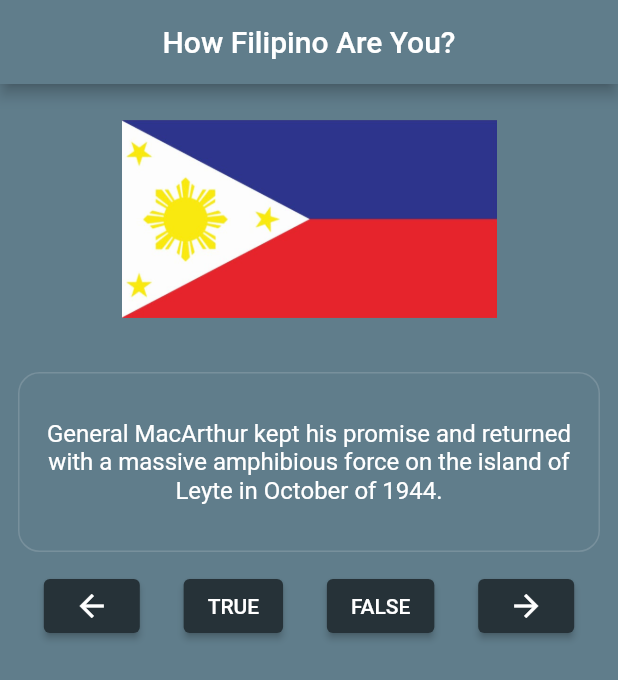
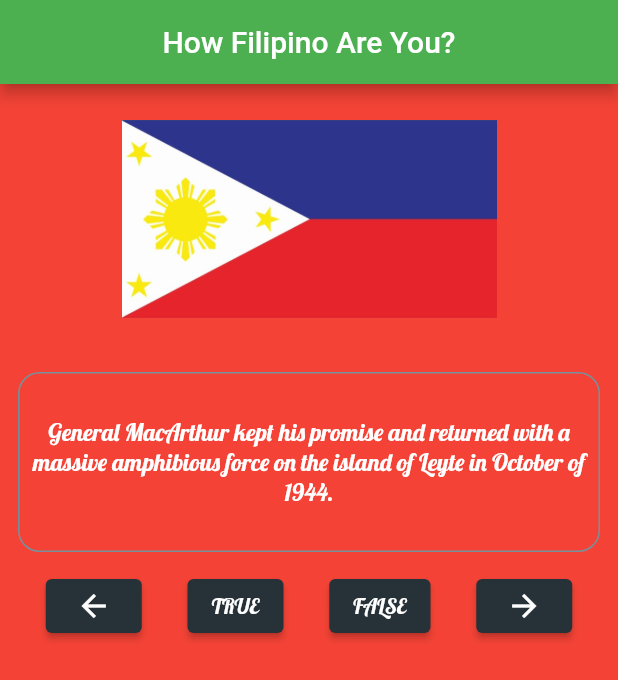
Before and after one commit to cjpesco/trulseapp, a Flutter app: the screen it shows after launch, after a tap on "TRUE", on a phone screen of 412 x 824 dp. Shown: the top 680 px of the screen. Run offline on Flutter 3.47's test engine with Material 2 defaults, Android fonts, the phone set to English and light mode, and no system bars.

Commit message:
Understand and practice Themes more

```diff
--- a/lib/main.dart
+++ b/lib/main.dart
@@ -2,15 +2,76 @@ import 'package:flutter/material.dart';
 
 import 'ui/home.dart';
 
+final ThemeData _appTheme = _buildAppTheme();
+
+ThemeData _buildAppTheme() {
+  final ThemeData base = ThemeData.dark();
+
+  return base.copyWith(
+    brightness: Brightness.dark,
+    accentColor: Colors.amber,
+    primaryColor: Colors.green,
+    scaffoldBackgroundColor: Colors.red,
+    backgroundColor: Colors.amber,
+    textTheme: _appTextTheme(base.textTheme),
+    elevatedButtonTheme: ElevatedButtonThemeData(
+      style: ElevatedButton.styleFrom(
+        primary: Colors.blueGrey,
+      ),
+    ),
+  );
+}
+
+TextTheme _appTextTheme(TextTheme base) {
+  return base
+      .copyWith(
+        headline5: base.headline5.copyWith(
+          fontWeight: FontWeight.w500,
+        ),
+        headline6: base.headline6.copyWith(
+          fontSize: 18.0,
+        ),
+        caption: base.caption.copyWith(
+          fontWeight: FontWeight.w400,
+          fontSize: 14.0,
+        ),
+        bodyText2: base.bodyText2.copyWith(
+          // fontFamily: 'Lobster',
+          fontSize: 16,
+          color: Colors.white,
+        ),
+        button: base.button.copyWith(
+          // fontFamily: 'Lobster',
+          letterSpacing: 3.0,
+        ),
+      )
+      .apply(
+        fontFamily: 'Lobster',
+      );
+}
+
 void main() => runApp(
       MaterialApp(
         home: TrulseApp(),
-        theme: ThemeData(
-          elevatedButtonTheme: ElevatedButtonThemeData(
-            style: ElevatedButton.styleFrom(
-              primary: Colors.blueGrey,
-            ),
-          ),
-        ),
+        theme: _appTheme,
+        // theme: ThemeData(
+        //   brightness: Brightness.dark,
+        //   primaryColor: Colors.grey[800],
+        //   textTheme: TextTheme(
+        //     headline5: TextStyle(
+        //       fontSize: 34,
+        //       fontWeight: FontWeight.bold,
+        //     ),
+        //     bodyText2: TextStyle(
+        //       fontSize: 16,
+        //       color: Colors.white,
+        //     ),
+        //   ),
+        //   elevatedButtonTheme: ElevatedButtonThemeData(
+        //     style: ElevatedButton.styleFrom(
+        //       primary: Colors.blueGrey,
+        //     ),
+        //   ),
+        // ),
       ),
     );
--- a/lib/ui/home.dart
+++ b/lib/ui/home.dart
@@ -5,11 +5,11 @@ class TrulseApp extends StatelessWidget {
   @override
   Widget build(BuildContext context) {
     return Scaffold(
-      backgroundColor: Colors.blueGrey,
+      //  backgroundColor: Colors.blueGrey,
       appBar: AppBar(
         title: Text('How Filipino Are You?'),
         centerTitle: true,
-        backgroundColor: Colors.blueGrey,
+        //    backgroundColor: Colors.blueGrey,
       ),
       body: TrulsePage(),
     );
--- a/lib/ui/trulsepage.dart
+++ b/lib/ui/trulsepage.dart
@@ -65,11 +65,11 @@ class _TrulsePageState extends State<TrulsePage> {
                   padding: const EdgeInsets.all(8.0),
                   child: Text(
                     '${questionBank[_currentQuestionIndex].questionText}',
-                    style: TextStyle(
-                      fontSize: 16.0,
-                      fontWeight: FontWeight.normal,
-                      color: Colors.white,
-                    ),
+                    // style: TextStyle(
+                    //   fontSize: 16.0,
+                    //   fontWeight: FontWeight.normal,
+                    //   color: Colors.white,
+                    // ),
                     textAlign: TextAlign.center,
                   ),
                 ),
@@ -149,11 +149,11 @@ class _TrulsePageState extends State<TrulsePage> {
     }
   }
 
-  void _updateQuestion() {
-    setState(() {
-      _currentQuestionIndex = (_currentQuestionIndex + 1) % questionBank.length;
-    });
-  }
+  // void _updateQuestion() {
+  //   setState(() {
+  //     _currentQuestionIndex = (_currentQuestionIndex + 1) % questionBank.length;
+  //   });
+  // }
 
   void _nextQuestion() {
     setState(() {
```
Also changed, not shown: pubspec.yaml (+6 -15 lines), fonts/Lobster-Regular.ttf (added).
